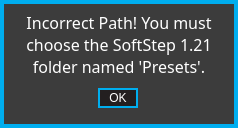
Above: standalone/advanced/forms/importOldNotFoundForm.ui from Muse-Kinetics/softstep_editor before the change. Below: the same form after it.
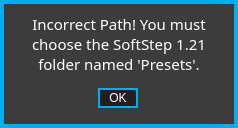
That is the form after the change.

Patch:
```diff
--- a/standalone/advanced/forms/importOldNotFoundForm.ui
+++ b/standalone/advanced/forms/importOldNotFoundForm.ui
@@ -198,7 +198,7 @@
      <property name="font">
       <font>
        <family>Futura</family>
-       <pointsize>12</pointsize>
+       <pointsize>11</pointsize>
        <weight>50</weight>
        <italic>false</italic>
        <bold>false</bold>
```
Left out of the diff: 2 changed lines with no effect on the pictures.
